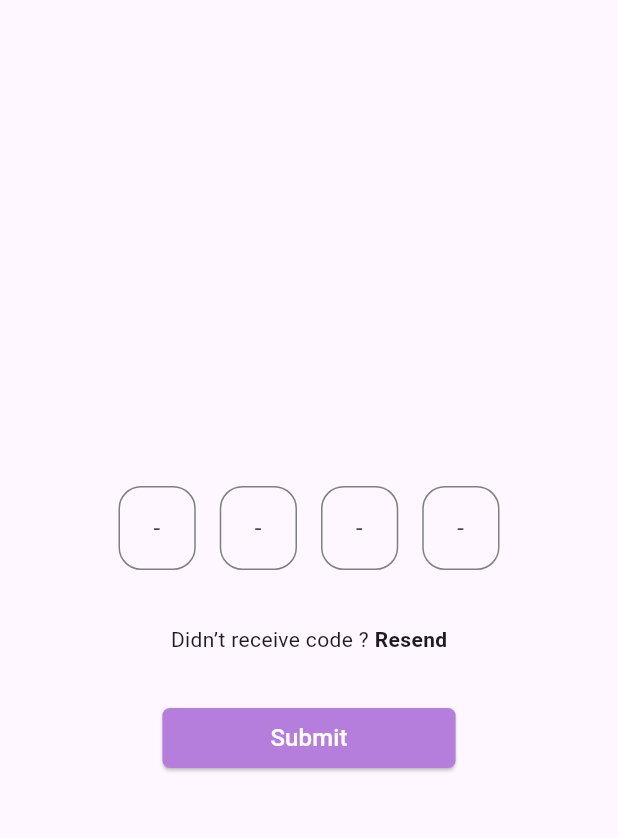
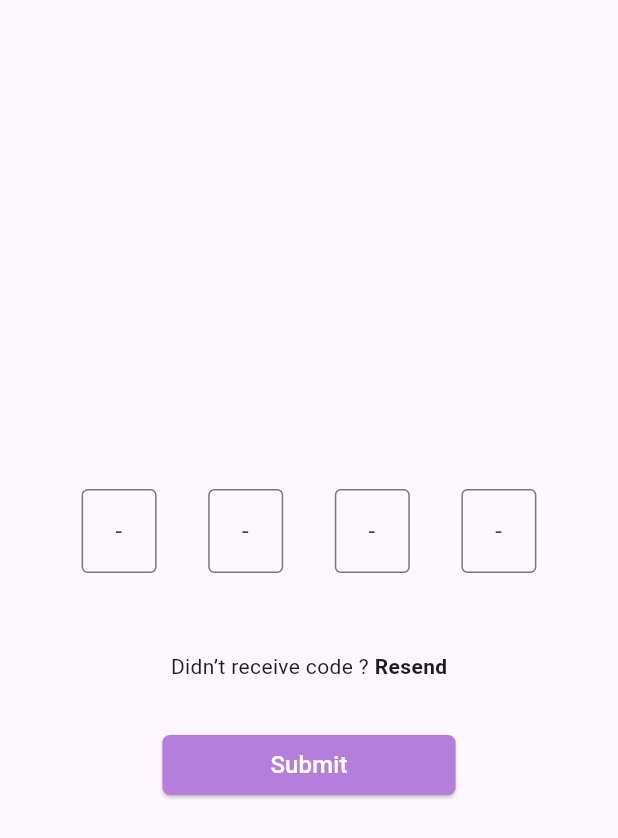
Before and after one commit to yassmeensamy/Graduation_Project, a Flutter app: the EmailFrom widget shown alone on an empty page, opened directly, on a phone screen of 412 x 824 dp. Shown: the top 838 px of the screen. Run offline on Flutter 3.47's test engine with Material 3 defaults, Android fonts, the light colour scheme and no system bars; drawn by our look-alikes of oktoast; our stand-ins replace flutter_bloc, flutter_onboarding_slider, google_fonts, image_picker, loading_animation_widget, material_design_icons_flutter and 1 more; accounts and stored records are empty; network calls fail.

Commit message:
registerApi

```diff
--- a/des/lib/Screens/Login.dart
+++ b/des/lib/Screens/Login.dart
@@ -233,6 +233,7 @@ class _LoginFromState extends State<LoginFrom> {
       }
     } catch (e) {
       print(e);
+      errorToast('Something went wrong. Please try again later');
     }
   }
 
--- a/des/lib/Screens/Register/VerifyEmail.dart
+++ b/des/lib/Screens/Register/VerifyEmail.dart
@@ -9,7 +9,12 @@ class VerifyEmail extends StatelessWidget {
   Widget build(BuildContext context) {
     return MaterialApp(
       home: Scaffold(
-        body: SafeArea(
+        body: SingleChildScrollView(
+          child: ConstrainedBox(
+            constraints: BoxConstraints(
+                maxHeight: MediaQuery.of(context).size.height,
+              ),
+            child: SafeArea(
               child: Container(
                 width: MediaQuery.of(context).size.width,
                 color: constants.pageColor,
@@ -64,13 +69,15 @@ class VerifyEmail extends StatelessWidget {
                               children: [
                                 Text(
                                   'Enter the code sent to ',
-                              style: TextStyle(color: constants.txtGrey, fontSize: 18),
+                                  style: TextStyle(
+                                      color: constants.txtGrey, fontSize: 18),
                                 ),
                                 Text(
                                   'abc@example.com',
                                   style: TextStyle(
                                       color: constants.txtGrey,
-                                  decoration: TextDecoration.underline, fontSize: 18),
+                                      decoration: TextDecoration.underline,
+                                      fontSize: 18),
                                 ),
                               ],
                             ),
@@ -80,6 +87,8 @@ class VerifyEmail extends StatelessWidget {
                       ),
                     )
                   ],
+                ),
+              ),
             ),
           ),
         ),
@@ -105,104 +114,7 @@ class _EmailFromState extends State<EmailFrom> {
         const SizedBox(
           height: 32,
         ),
-        Row(
-          mainAxisAlignment: MainAxisAlignment.center,
-          children: [
-            SizedBox(
-              height: 60,
-              width: MediaQuery.of(context).size.width / 8,
-              child: TextFormField(
-                textAlign: TextAlign.center,
-                decoration: const InputDecoration(
-                  border: OutlineInputBorder(
-                    borderRadius: BorderRadius.all(Radius.circular(15)),
-                  ),
-                  enabledBorder: OutlineInputBorder(
-                    borderSide: BorderSide(color: constants.txtGrey),
-                    borderRadius: BorderRadius.all(Radius.circular(15)),
-                  ),
-                  focusedBorder: OutlineInputBorder(
-                    borderSide: BorderSide(color: constants.lilac70),
-                    borderRadius: BorderRadius.all(Radius.circular(15)),
-                  ),
-                  hintText: '-',
-                ),
-              ),
-            ),
-            const SizedBox(
-              width: 16,
-            ),
-            SizedBox(
-              height: 60,
-              width: MediaQuery.of(context).size.width / 8,
-              child: TextFormField(
-                textAlign: TextAlign.center,
-                decoration: const InputDecoration(
-                  border: OutlineInputBorder(
-                    borderRadius: BorderRadius.all(Radius.circular(15)),
-                  ),
-                  enabledBorder: OutlineInputBorder(
-                    borderSide: BorderSide(color: constants.txtGrey),
-                    borderRadius: BorderRadius.all(Radius.circular(15)),
-                  ),
-                  focusedBorder: OutlineInputBorder(
-                    borderSide: BorderSide(color: constants.lilac70),
-                    borderRadius: BorderRadius.all(Radius.circular(15)),
-                  ),
-                  hintText: '-',
-                ),
-              ),
-            ),
-            const SizedBox(
-              width: 16,
-            ),
-            SizedBox(
-              height: 60,
-              width: MediaQuery.of(context).size.width / 8,
-              child: TextFormField(
-                textAlign: TextAlign.center,
-                decoration: const InputDecoration(
-                  border: OutlineInputBorder(
-                    borderRadius: BorderRadius.all(Radius.circular(15)),
-                  ),
-                  enabledBorder: OutlineInputBorder(
-                    borderSide: BorderSide(color: constants.txtGrey),
-                    borderRadius: BorderRadius.all(Radius.circular(15)),
-                  ),
-                  focusedBorder: OutlineInputBorder(
-                    borderSide: BorderSide(color: constants.lilac70),
-                    borderRadius: BorderRadius.all(Radius.circular(15)),
-                  ),
-                  hintText: '-',
-                ),
-              ),
-            ),
-            const SizedBox(
-              width: 16,
-            ),
-            SizedBox(
-              height: 60,
-              width: MediaQuery.of(context).size.width / 8,
-              child: TextFormField(
-                textAlign: TextAlign.center,
-                decoration: const InputDecoration(
-                  border: OutlineInputBorder(
-                    borderRadius: BorderRadius.all(Radius.circular(15)),
-                  ),
-                  enabledBorder: OutlineInputBorder(
-                    borderSide: BorderSide(color: constants.txtGrey),
-                    borderRadius: BorderRadius.all(Radius.circular(15)),
-                  ),
-                  focusedBorder: OutlineInputBorder(
-                    borderSide: BorderSide(color: constants.lilac70),
-                    borderRadius: BorderRadius.all(Radius.circular(15)),
-                  ),
-                  hintText: '-',
-                ),
-              ),
-            ),
-          ],
-        ),
+        const VerificationCodeFields(),
         const SizedBox(
           height: 32,
         ),
@@ -222,7 +134,8 @@ class _EmailFromState extends State<EmailFrom> {
           padding: const EdgeInsets.symmetric(vertical: 16),
           child: ElevatedButton(
             onPressed: () {
-              Navigator.of(context).push(MaterialPageRoute(builder: (context)=>const Data()));
+              Navigator.of(context)
+                  .push(MaterialPageRoute(builder: (context) => const Data()));
             },
             style: ElevatedButton.styleFrom(
               backgroundColor: constants.lilac,
@@ -241,3 +154,64 @@ class _EmailFromState extends State<EmailFrom> {
     );
   }
 }
+
+class VerificationCodeFields extends StatefulWidget {
+  const VerificationCodeFields({super.key});
+
+  @override
+  State<VerificationCodeFields> createState() => _VerificationCodeFieldsState();
+}
+
+class _VerificationCodeFieldsState extends State<VerificationCodeFields> {
+  List<FocusNode>? _focusNodes;
+  List<TextEditingController>? _controllers;
+  final _numberOfFields = 4;
+
+  @override
+  void initState() {
+    super.initState();
+    _focusNodes = List.generate(_numberOfFields, (index) => FocusNode());
+    _controllers =
+        List.generate(_numberOfFields, (index) => TextEditingController());
+    _initListeners();
+  }
+
+  void _initListeners() {
+    for (int i = 0; i < _numberOfFields; i++) {
+      _controllers![i].addListener(() {
+        if (_controllers![i].text.length == 1 && i < _numberOfFields - 1) {
+          _focusNodes![i].unfocus();
+          FocusScope.of(context).requestFocus(_focusNodes![i + 1]);
+        }
+      });
+    }
+  }
+
+  @override
+  Widget build(BuildContext context) {
+    return Padding(
+      padding: const EdgeInsets.all(20.0),
+      child: Row(
+        mainAxisAlignment: MainAxisAlignment.spaceEvenly,
+        children: List.generate(
+          _numberOfFields,
+          (index) => SizedBox(
+            width: 50.0,
+            child: TextField(
+              controller: _controllers![index],
+              focusNode: _focusNodes![index],
+              keyboardType: TextInputType.number,
+              maxLength: 1,
+              textAlign: TextAlign.center,
+              decoration: const InputDecoration(
+                hintText: '-',
+                counterText: '',
+                border: OutlineInputBorder(),
+              ),
+            ),
+          ),
+        ),
+      ),
+    );
+  }
+}
```
Also changed, not shown: des/lib/Screens/Register/Register.dart (+76 -7 lines), des/lib/main.dart (+8 -4 lines). Lines whose indentation alone changed are shown as unchanged.
